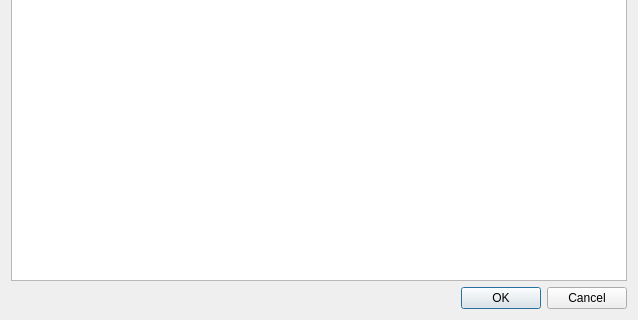
Old version of the form src/gui/dialogs/find/finddialog.ui in the repository axsapronov/QSopherim; both pictures show x 0 to 638 and y 183 to 503 of the 638 by 503 pixel window.
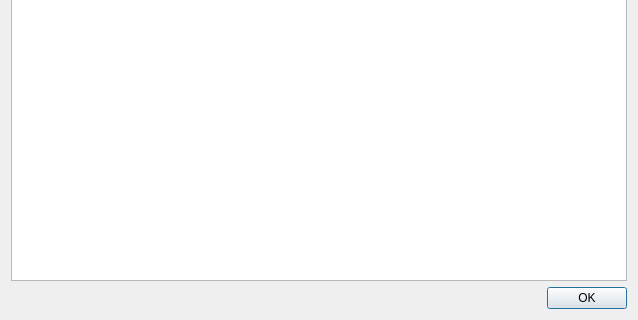
New version of the form.

Diff of the .ui file:
```diff
--- a/src/gui/dialogs/find/finddialog.ui
+++ b/src/gui/dialogs/find/finddialog.ui
@@ -101,7 +101,7 @@
         <enum>Qt::Horizontal</enum>
        </property>
        <property name="standardButtons">
-        <set>QDialogButtonBox::Cancel|QDialogButtonBox::Ok</set>
+        <set>QDialogButtonBox::Ok</set>
        </property>
       </widget>
      </item>
```
Left out of the diff: 9 changed lines with no effect on the pictures.
